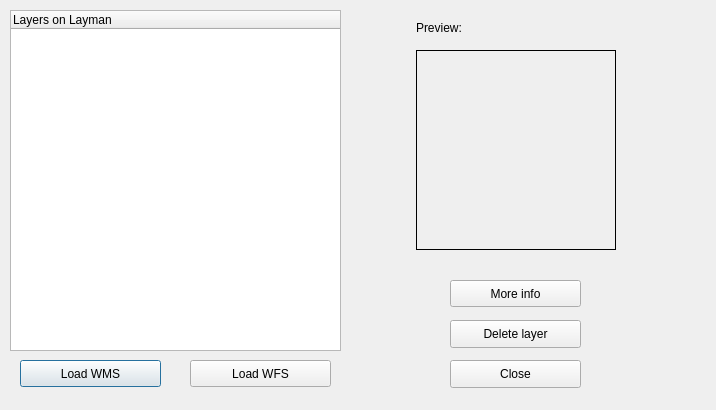
Qt form dlg_addLayer.ui (LESPROJEKT/qgis-layman-plugin) before a commit.
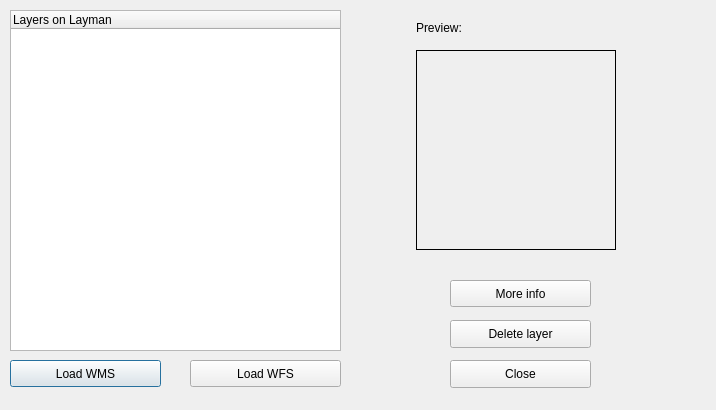
The same form after that commit.

What changed in the file:
```diff
--- a/dlg_addLayer.ui
+++ b/dlg_addLayer.ui
@@ -37,9 +37,9 @@
   <widget class="QPushButton" name="pushButton">
    <property name="geometry">
     <rect>
-     <x>20</x>
+     <x>10</x>
      <y>360</y>
-     <width>141</width>
+     <width>151</width>
      <height>27</height>
     </rect>
    </property>
@@ -67,7 +67,7 @@
     <rect>
      <x>450</x>
      <y>360</y>
-     <width>131</width>
+     <width>141</width>
      <height>28</height>
     </rect>
    </property>
@@ -109,7 +109,7 @@
     <rect>
      <x>450</x>
      <y>280</y>
-     <width>131</width>
+     <width>141</width>
      <height>27</height>
     </rect>
    </property>
@@ -122,7 +122,7 @@
     <rect>
      <x>190</x>
      <y>360</y>
-     <width>141</width>
+     <width>151</width>
      <height>27</height>
     </rect>
    </property>
@@ -135,7 +135,7 @@
     <rect>
      <x>450</x>
      <y>320</y>
-     <width>131</width>
+     <width>141</width>
      <height>28</height>
     </rect>
    </property>
```
